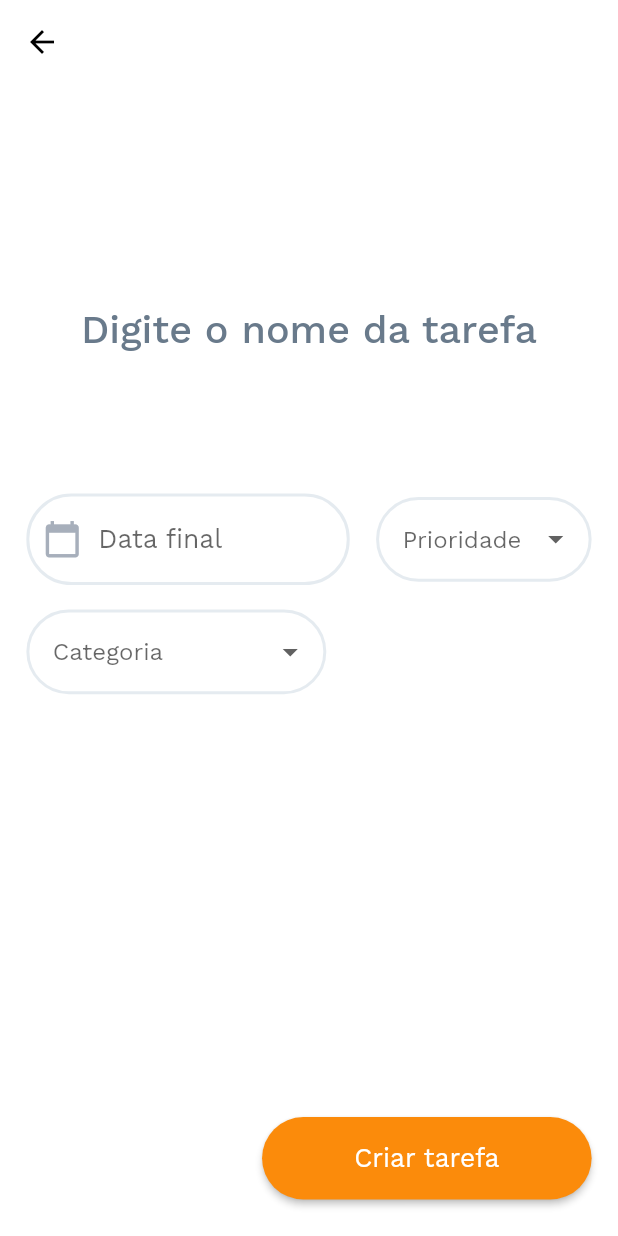
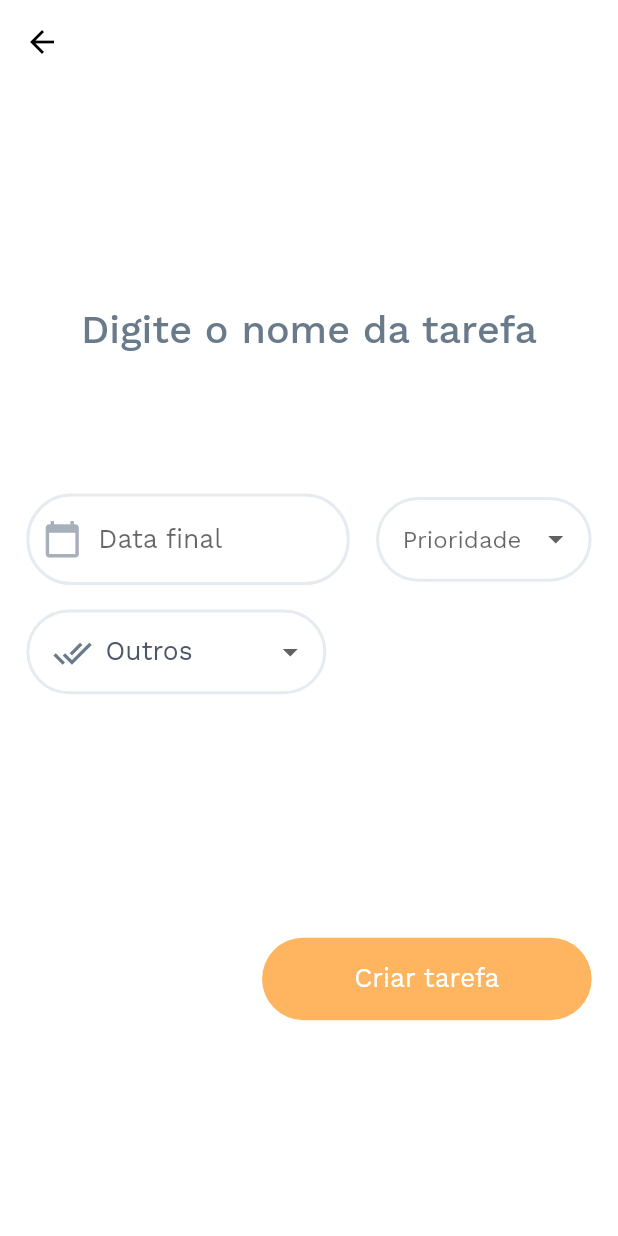
Before and after one commit to ViniOkamoto/ExameTodoList, a Flutter app: the TodoPage screen opened by its route, on a phone screen of 412 x 824 dp. Run offline on Flutter 3.47's test engine with Material 2 defaults, Android fonts, the phone set to English and light mode, and no system bars; our stand-ins replace equatable, flutter_bloc, get_it, hive; accounts and stored records are empty; generated files the repository leaves out were written again.

Commit message:
feat(TodoPage): added integration to create task

```diff
--- /dev/null
+++ b/lib/core/utils/form_status.dart
@@ -0,0 +1,11 @@
+abstract class FormStatus {
+  const FormStatus();
+}
+
+class InitialFormStatus extends FormStatus {
+  const InitialFormStatus();
+}
+
+class FormSubmitting extends FormStatus {}
+
+class SubmissionSuccess extends FormStatus {}
--- /dev/null
+++ b/lib/features/events/todo_event.dart
@@ -0,0 +1,30 @@
+import 'package:exame_todo_list/features/enums/todo_category_enum.dart';
+import 'package:exame_todo_list/features/enums/todo_priority_enum.dart';
+
+abstract class TodoEvent {}
+
+class TodoTitleChanged extends TodoEvent {
+  final String title;
+
+  TodoTitleChanged({required this.title});
+}
+
+class TodoPriorityChanged extends TodoEvent {
+  final TodoPriorityEnum priority;
+
+  TodoPriorityChanged({required this.priority});
+}
+
+class TodoCategoryChanged extends TodoEvent {
+  final TodoCategoryEnum category;
+
+  TodoCategoryChanged({required this.category});
+}
+
+class TodoDateChanged extends TodoEvent {
+  final DateTime date;
+
+  TodoDateChanged({required this.date});
+}
+
+class TodoSubmitted extends TodoEvent {}
--- a/lib/features/screens/todo/todo_page.dart
+++ b/lib/features/screens/todo/todo_page.dart
@@ -1,14 +1,20 @@
+import 'package:exame_todo_list/core/services/di/service_locator.dart';
 import 'package:exame_todo_list/core/theme/colors.dart';
 import 'package:exame_todo_list/core/theme/typography.dart';
+import 'package:exame_todo_list/core/utils/form_status.dart';
 import 'package:exame_todo_list/core/utils/size_converter.dart';
 import 'package:exame_todo_list/features/enums/todo_category_enum.dart';
 import 'package:exame_todo_list/features/enums/todo_priority_enum.dart';
+import 'package:exame_todo_list/features/events/todo_event.dart';
+import 'package:exame_todo_list/features/screens/todo/todo_bloc.dart';
+import 'package:exame_todo_list/features/state/todo_state.dart';
 import 'package:exame_todo_list/features/widgets/dropdown_text_field.dart';
 import 'package:exame_todo_list/features/widgets/spacing.dart';
 import 'package:exame_todo_list/features/widgets/todo_button.dart';
 import 'package:exame_todo_list/features/widgets/todo_text_field.dart';
 import 'package:flutter/cupertino.dart';
 import 'package:flutter/material.dart';
+import 'package:flutter_bloc/flutter_bloc.dart';
 
 class TodoPage extends StatefulWidget {
   @override
@@ -16,6 +22,13 @@ class TodoPage extends StatefulWidget {
 }
 
 class _TodoPageState extends State<TodoPage> {
+  late final TodoBloc _todoBloc;
+  @override
+  void initState() {
+    _todoBloc = serviceLocator<TodoBloc>();
+    super.initState();
+  }
+
   @override
   Widget build(BuildContext context) {
     return Scaffold(
@@ -24,7 +37,24 @@ class _TodoPageState extends State<TodoPage> {
         backgroundColor: Colors.white,
         elevation: 0,
       ),
-      body: Row(
+      body: BlocProvider(
+        create: (context) => _todoBloc,
+        child: BlocListener<TodoBloc, TodoState>(
+          listener: (context, state) {
+            if (state.exception != null) {
+              ScaffoldMessenger.of(context).showSnackBar(
+                SnackBar(
+                  content: Text(state.exception!.errorText!),
+                  backgroundColor: TodoColors.redPriorityColor,
+                ),
+              );
+            }
+            if (state.formStatus is SubmissionSuccess) {
+              Navigator.pop(context);
+            }
+          },
+          child: SingleChildScrollView(
+            child: Row(
               children: [
                 Expanded(
                   child: Padding(
@@ -35,45 +65,58 @@ class _TodoPageState extends State<TodoPage> {
                         bottom: SizeConverter.relativeHeight(24)),
                     child: Column(
                       crossAxisAlignment: CrossAxisAlignment.end,
-                mainAxisAlignment: MainAxisAlignment.spaceBetween,
                       children: [
                         _TodoForm(),
-                  TodoPrimaryButton(
+                        Spacing(
+                          height: 160,
+                        ),
+                        BlocBuilder<TodoBloc, TodoState>(builder: (context, state) {
+                          return TodoPrimaryButton(
                             text: "Criar tarefa",
-                    onPressed: () {},
-                  ),
+                            child: state.formStatus is FormSubmitting ? CircularProgressIndicator() : null,
+                            onPressed: state.isValidForm
+                                ? () {
+                                    context.read<TodoBloc>().add(TodoSubmitted());
+                                  }
+                                : null,
+                          );
+                        }),
                       ],
                     ),
                   ),
                 )
               ],
             ),
+          ),
+        ),
+      ),
     );
   }
 }
 
 class _TodoForm extends StatefulWidget {
-  const _TodoForm({Key? key}) : super(key: key);
-
   @override
   __TodoFormState createState() => __TodoFormState();
 }
 
 class __TodoFormState extends State<_TodoForm> {
+  final TextEditingController dateController = TextEditingController();
   var categoryValue;
   var priorityValue;
   DateTime? selectedDate;
-  final TextEditingController dateController = TextEditingController();
 
   @override
   Widget build(BuildContext context) {
+    return BlocBuilder<TodoBloc, TodoState>(
+      builder: (context, state) {
         return Column(
           crossAxisAlignment: CrossAxisAlignment.start,
           children: [
             TodoTextField(
               hintText: "Digite o nome da tarefa",
-          textEditingController: TextEditingController(),
-          onChanged: (onChanged) {},
+              onChanged: (String title) => context.read<TodoBloc>().add(
+                    TodoTitleChanged(title: title),
+                  ),
             ),
             Spacing(height: 16),
             Row(
@@ -81,9 +124,15 @@ class __TodoFormState extends State<_TodoForm> {
                 Flexible(
                   flex: 6,
                   child: TextField(
-                onTap: () {
+                    onTap: () async {
                       FocusScope.of(context).requestFocus(new FocusNode());
-                  _selectDate(context);
+                      DateTime? datePicked = await _openDatePicker(context);
+                      if (datePicked != null && datePicked != state.dateTime) {
+                        context.read<TodoBloc>().add(TodoDateChanged(date: datePicked));
+                        var date =
+                            "${datePicked.toLocal().day}/${datePicked.toLocal().month}/${datePicked.toLocal().year}";
+                        dateController.text = date;
+                      }
                     },
                     style: TodoTypo.p2(
                       color: TodoColors.darkerColor,
@@ -120,11 +169,10 @@ class __TodoFormState extends State<_TodoForm> {
                 Flexible(
                   flex: 4,
                   child: _PriorityDropDown(
-                onChanged: (newValue) {
-                  // do other stuff with _category
-                  setState(() => priorityValue = newValue);
-                },
-                value: priorityValue,
+                    onChanged: (priority) => context.read<TodoBloc>().add(
+                          TodoPriorityChanged(priority: priority),
+                        ),
+                    value: state.priority,
                   ),
                 ),
               ],
@@ -133,31 +181,25 @@ class __TodoFormState extends State<_TodoForm> {
             SizedBox(
               width: SizeConverter.relativeWidth(182),
               child: _CategoryDropDown(
-            onChanged: (newValue) {
-              // do other stuff with _category
-              setState(() => categoryValue = newValue);
-            },
-            value: categoryValue,
+                onChanged: (category) => context.read<TodoBloc>().add(
+                      TodoCategoryChanged(category: category),
+                    ),
+                value: state.category,
               ),
             ),
           ],
         );
+      },
+    );
   }
 
-  _selectDate(BuildContext context) async {
+  _openDatePicker(BuildContext context) async {
     final DateTime? picked = await showDatePicker(
         context: context,
         initialDate: DateTime.now(),
         firstDate: DateTime.now(),
         lastDate: DateTime.now().add(Duration(days: 365)));
-    if (picked != null && picked != selectedDate)
-      setState(
-        () {
-          selectedDate = picked;
-          var date = "${picked.toLocal().day}/${picked.toLocal().month}/${picked.toLocal().year}";
-          dateController.text = date;
-        },
-      );
+    return picked;
   }
 }
 
@@ -205,7 +247,7 @@ class _CategoryDropDown extends StatelessWidget {
     return DropDownTextField(
       hintText: "Categoria",
       items: categoryList.map(
-        (TodoCategoryEnum category) {
+        (TodoCategoryEnum? category) {
           return DropdownMenuItem(
             value: category,
             child: Row(
--- a/lib/features/state/todo_state.dart
+++ b/lib/features/state/todo_state.dart
@@ -1,47 +1,68 @@
 import 'package:equatable/equatable.dart';
 import 'package:exame_todo_list/core/errors/common_exceptions.dart';
+import 'package:exame_todo_list/core/utils/form_status.dart';
+import 'package:exame_todo_list/features/enums/todo_category_enum.dart';
 import 'package:exame_todo_list/features/enums/todo_priority_enum.dart';
 
 class TodoState extends Equatable {
   final String? title;
+  final bool titleIsValid;
   final DateTime? dateTime;
   final TodoPriorityEnum? priority;
-  final bool? isLoading;
-  final bool hasError;
+  final bool priorityIsValid;
+  final TodoCategoryEnum? category;
   final Failure? exception;
+  final FormStatus formStatus;
+
+  bool get isValidForm {
+    return titleIsValid && priorityIsValid;
+  }
 
   TodoState({
-    this.title = '',
+    this.title,
+    this.titleIsValid = false,
     this.dateTime,
-    this.priority = TodoPriorityEnum.lowPriority,
-    this.isLoading = false,
-    this.hasError = false,
+    this.priority,
+    this.category = TodoCategoryEnum.other,
+    this.priorityIsValid = false,
     this.exception,
+    this.formStatus = const InitialFormStatus(),
   });
-
-  factory TodoState.loading() => TodoState(isLoading: true);
 
   factory TodoState.success() => TodoState();
 
-  factory TodoState.error({required Failure error}) => TodoState(hasError: true, exception: error, isLoading: false);
+  factory TodoState.error({required Failure error}) => TodoState(exception: error);
 
   TodoState copyWith({
     String? title,
+    bool? titleIsValid,
     DateTime? dateTime,
+    bool? priorityIsValid,
     TodoPriorityEnum? priority,
-    bool? isLoading,
-    bool? hasError,
+    TodoCategoryEnum? category,
     Failure? exception,
+    FormStatus? formStatus,
   }) =>
       TodoState(
         title: title ?? this.title,
+        titleIsValid: titleIsValid ?? this.titleIsValid,
         dateTime: dateTime ?? this.dateTime,
         priority: priority ?? this.priority,
-        isLoading: isLoading ?? this.isLoading,
-        hasError: hasError ?? this.hasError,
+        priorityIsValid: priorityIsValid ?? this.priorityIsValid,
+        category: category ?? this.category,
+        formStatus: formStatus ?? this.formStatus,
         exception: exception ?? this.exception,
       );
 
   @override
-  List<Object?> get props => [title, dateTime, priority, isLoading, hasError, exception];
+  List<Object?> get props => [
+        title,
+        dateTime,
+        priority,
+        exception,
+        formStatus,
+        category,
+        priorityIsValid,
+        titleIsValid,
+      ];
 }
--- a/lib/features/widgets/todo_button.dart
+++ b/lib/features/widgets/todo_button.dart
@@ -6,9 +6,11 @@ import 'package:flutter/material.dart';
 class TodoPrimaryButton extends StatelessWidget {
   final String text;
   final Function()? onPressed;
+  final Widget? child;
 
   TodoPrimaryButton({
     this.onPressed,
+    this.child,
     required this.text,
   });
 
@@ -19,10 +21,12 @@ class TodoPrimaryButton extends StatelessWidget {
       height: SizeConverter.relativeWidth(50),
       child: ElevatedButton(
         onPressed: onPressed,
-        child: Text(
-          text,
-          style: TodoTypo.p2(color: TodoColors.whiteColor),
-        ),
+        child: child != null
+            ? child
+            : Text(
+                text,
+                style: TodoTypo.p2(color: TodoColors.whiteColor),
+              ),
       ),
     );
   }
--- a/lib/features/widgets/todo_text_field.dart
+++ b/lib/features/widgets/todo_text_field.dart
@@ -5,14 +5,14 @@ import 'package:flutter/services.dart';
 
 class TodoTextField extends StatelessWidget {
   final String hintText;
-  final TextEditingController textEditingController;
+  final TextEditingController? textEditingController;
   final Function(String) onChanged;
   final List<TextInputFormatter>? inputFormatters;
   final String? errorText;
 
   TodoTextField({
     required this.hintText,
-    required this.textEditingController,
+    this.textEditingController,
     required this.onChanged,
     this.inputFormatters,
     this.errorText,
```
Also changed, not shown: lib/features/screens/todo/todo_bloc.dart (added, +46 -0 lines), 3 other files. Lines whose indentation alone changed are shown as unchanged.
